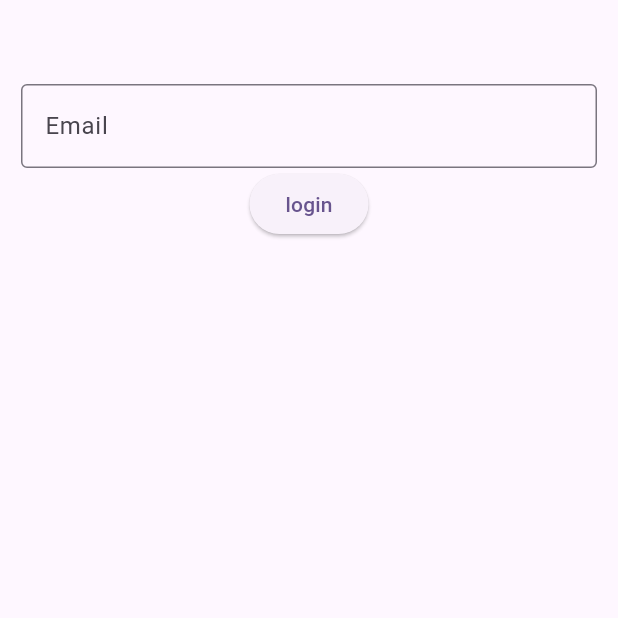
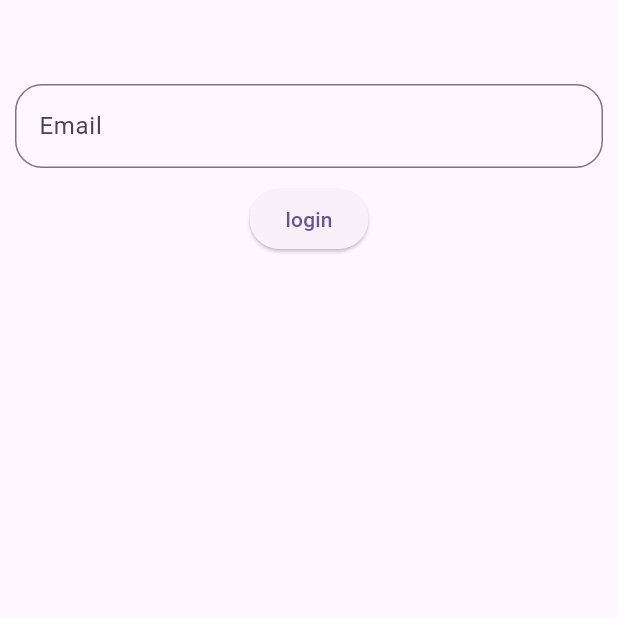
Before and after one commit to Onebluesky882/waimath, a Flutter app: the screen it shows after launch, after a tap on "sign in", on a phone screen of 412 x 824 dp, the top half of it. Run offline on Flutter 3.47's test engine with Material 3 defaults, Android fonts, the phone set to English and light mode, and no system bars; our stand-ins replace go_router, google_sign_in, supabase_flutter, url_strategy; accounts and stored records are empty.

Commit message:
build : custom padding

```diff
--- a/lib/common/padding_xy.dart
+++ b/lib/common/padding_xy.dart
@@ -1,32 +1,24 @@
 import 'package:flutter/material.dart';
 
-class PaddingX extends StatelessWidget {
-  final double number;
+class PaddingXy extends StatelessWidget {
+  final double x;
+  final double y;
+  final Padding? padding;
   final Widget child;
 
-  const PaddingX({super.key, required this.number, required this.child});
+  const PaddingXy({
+    super.key,
+    this.x = 0,
+    this.y = 0,
+    this.padding,
+    required this.child,
+  });
 
   @override
   Widget build(BuildContext context) {
     return Padding(
-      padding: EdgeInsetsGeometry.only(left: number, right: number),
+      padding: EdgeInsetsGeometry.only(left: x, right: x, top: y, bottom: y),
       child: child,
     );
   }
 }
-
-
-class PaddingY extends StatelessWidget {
-  final double number;
-  final Widget child;
-
-  const PaddingY({super.key, required this.child, required this.number});
-
-  @override
-  Widget build(BuildContext context) {
-    return Padding(
-      padding: EdgeInsetsGeometry.only(top: number, bottom: number),
-      child: child,
-    );
-  }
-}
--- a/lib/feature/auth/presetation/login_page.dart
+++ b/lib/feature/auth/presetation/login_page.dart
@@ -27,20 +27,22 @@ class _LoginPageState extends State<LoginPage> {
   @override
   Widget build(BuildContext context) {
     print(emailController);
-    return PaddingX(
-      number: 14,
+    return PaddingXy(
       child: Column(
         children: [
-          Container(
+          PaddingXy(
+            x: 10,
             child: TextField(
               decoration: InputDecoration(
                 hintText: 'Email',
-                border: OutlineInputBorder(),
+                border: OutlineInputBorder(
+                  borderRadius: BorderRadius.circular(18),
+                ),
               ),
               controller: emailController,
             ),
           ),
-
+          SizedBox(height: 10),
           ElevatedButton(
             onPressed: () {
               void login() {
```
